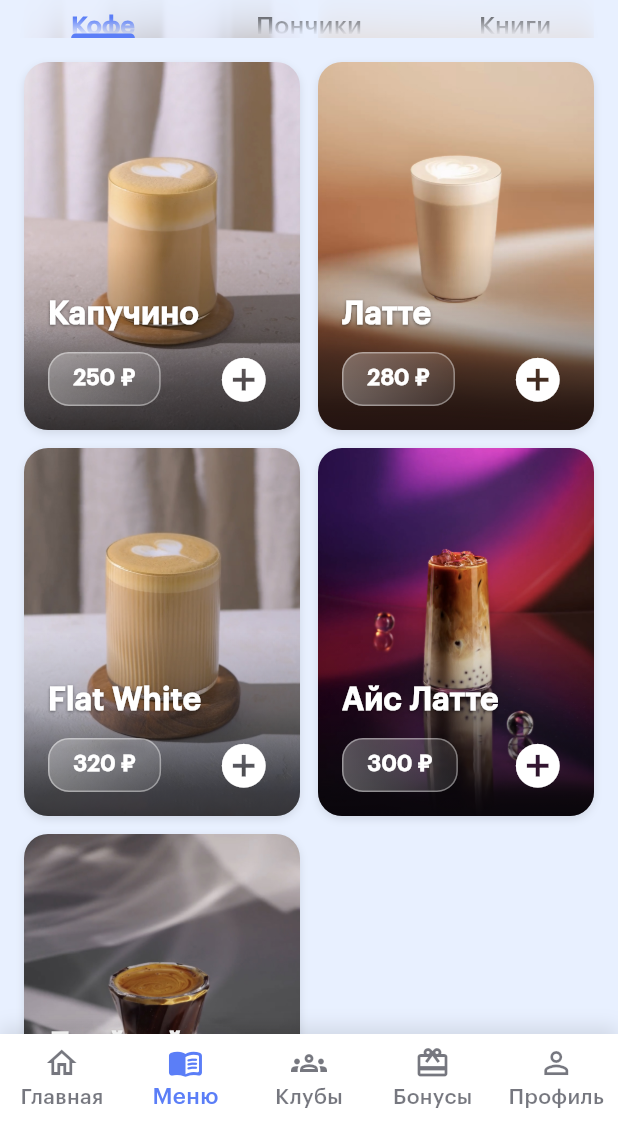
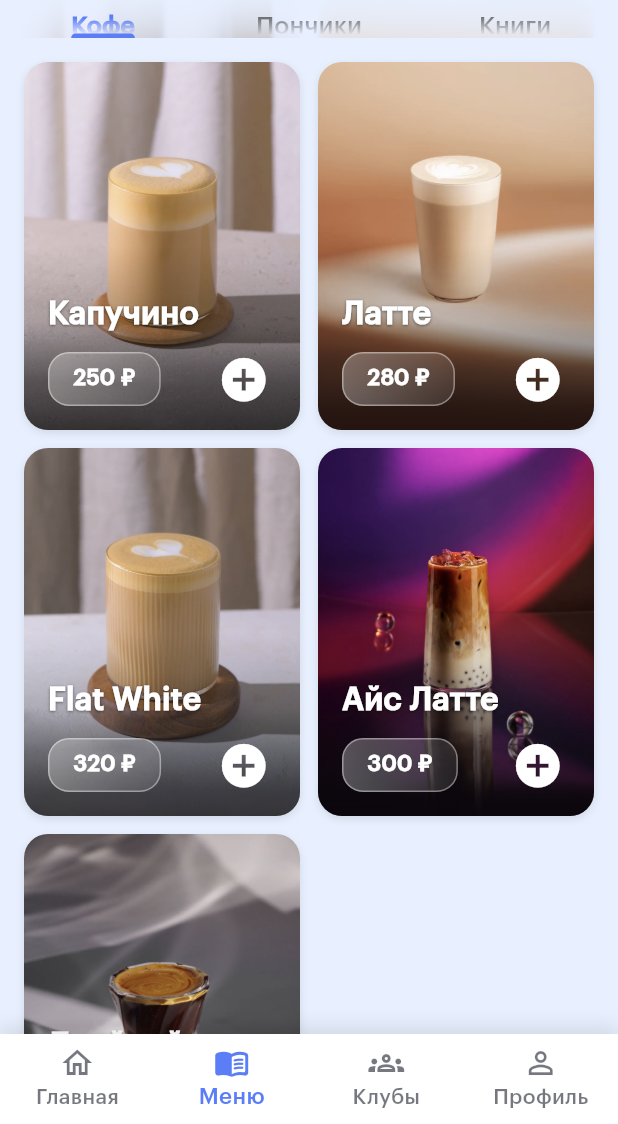
Before and after one commit to shshkiper/arbuziki, a Flutter app: the HomePage screen opened by its route, after a tap on "Заказать кофе", on a phone screen of 412 x 824 dp, the part 112-1236 px from its top. Run offline on Flutter 3.47's test engine with Material 3 defaults, Android fonts, the phone set to English and light mode, and no system bars; our stand-ins replace flutter_animate, flutter_dotenv, flutter_riverpod, freezed_annotation, go_router, qr_flutter and 2 more; accounts and stored records are empty.

Commit message:
buttons in profile

```diff
--- a/drinkwithbook/lib/presentation/pages/home/home_page.dart
+++ b/drinkwithbook/lib/presentation/pages/home/home_page.dart
@@ -4,7 +4,6 @@ import 'package:flutter_animate/flutter_animate.dart';
 import 'package:go_router/go_router.dart';
 import '../menu/menu_page.dart';
 import '../clubs/clubs_page.dart';
-import '../loyalty/loyalty_page.dart';
 import '../profile/profile_page.dart';
 import '../../widgets/notifications_modal.dart';
 import '../../widgets/book_ad_modal.dart';
@@ -64,7 +63,6 @@ class _HomePageState extends ConsumerState<HomePage> {
           ),
           MenuPage(initialTabIndex: _menuInitialTabIndex),
           ClubsPage(eventId: _clubsEventId),
-          const LoyaltyPage(),
           ProfilePage(onNavigateToClubs: () => _onTabTapped(2)),
         ],
       ),
@@ -111,11 +109,6 @@ class _HomePageState extends ConsumerState<HomePage> {
               icon: Icon(Icons.groups_outlined),
               activeIcon: Icon(Icons.groups),
               label: 'Клубы',
-            ),
-            BottomNavigationBarItem(
-              icon: Icon(Icons.card_giftcard_outlined),
-              activeIcon: Icon(Icons.card_giftcard),
-              label: 'Бонусы',
             ),
             BottomNavigationBarItem(
               icon: Icon(Icons.person_outline),
--- a/drinkwithbook/lib/presentation/pages/loyalty/loyalty_page.dart
+++ b/drinkwithbook/lib/presentation/pages/loyalty/loyalty_page.dart
@@ -4,6 +4,7 @@ import 'package:flutter_animate/flutter_animate.dart';
 import 'package:qr_flutter/qr_flutter.dart';
 import 'package:supabase_flutter/supabase_flutter.dart';
 import 'dart:ui';
+import 'package:go_router/go_router.dart';
 
 class LoyaltyPage extends ConsumerStatefulWidget {
   const LoyaltyPage({super.key});
@@ -106,6 +107,7 @@ class _LoyaltyPageState extends ConsumerState<LoyaltyPage>
     super.dispose();
   }
 
+
   @override
   Widget build(BuildContext context) {
     return Scaffold(
@@ -115,25 +117,31 @@ class _LoyaltyPageState extends ConsumerState<LoyaltyPage>
   elevation: 0,
   title: Container(),
   centerTitle: false,
+  leading: Padding(
+    padding: const EdgeInsets.only(left: 8.0, bottom: 35.0), // Увеличил top до 24.0
+    child: IconButton(
+      icon: const Icon(Icons.arrow_back),
+      onPressed: () {
+        context.go('/home?tab=profile');
+      },
+    ),
+  ),
   flexibleSpace: Container(
     color: Theme.of(context).colorScheme.background,
     child: Column(
       children: [
-              // Верхняя часть с логотипом и корзиной
+        // Верхняя часть с логотипом по центру
         Container(
           height: 80,
-                child: Row(
-                  children: [
-                    // Логотип
-                    Padding(
-                      padding: const EdgeInsets.only(left: 17.0, top: 24.0),
+          child: Center(
+            child: Padding(
+              padding: const EdgeInsets.only(top: 24.0),
               child: Image.asset(
                 height: 45,
                 'assets/images/logo.png',
                 fit: BoxFit.contain,
               ),
             ),
-                  ],
           ),
         ),
         // TabBar
@@ -484,6 +492,7 @@ class _LoyaltyPageState extends ConsumerState<LoyaltyPage>
     );
   }
 }
+
 
 class _LoyaltyCardTab extends StatelessWidget {
   final VoidCallback? onShowQRCode;
--- a/drinkwithbook/lib/presentation/pages/map/map_page.dart
+++ b/drinkwithbook/lib/presentation/pages/map/map_page.dart
@@ -3,7 +3,7 @@ import 'package:flutter_riverpod/flutter_riverpod.dart';
 import 'package:flutter_animate/flutter_animate.dart';
 import 'dart:ui';
 import 'package:go_router/go_router.dart';
-import '../profile/profile_page.dart';
+
 
 class MapPage extends ConsumerStatefulWidget {
   const MapPage({super.key});
@@ -11,6 +11,7 @@ class MapPage extends ConsumerStatefulWidget {
   @override
   ConsumerState<MapPage> createState() => _MapPageState();
 }
+
 
 class _MapPageState extends ConsumerState<MapPage> {
   @override
@@ -34,7 +35,7 @@ class _MapPageState extends ConsumerState<MapPage> {
     child: IconButton(
       icon: const Icon(Icons.arrow_back),
       onPressed: () {
-        context.go('/home');
+         context.go('/home?tab=profile');
       },
     ),
   ),
@@ -325,6 +326,7 @@ class _MapPageState extends ConsumerState<MapPage> {
     );
   }
 }
+
 
 class _MapMarker extends StatelessWidget {
   final String title;
--- a/drinkwithbook/lib/presentation/pages/profile/profile_page.dart
+++ b/drinkwithbook/lib/presentation/pages/profile/profile_page.dart
@@ -17,11 +17,15 @@ class ProfilePage extends ConsumerStatefulWidget {
 
 class _ProfilePageState extends ConsumerState<ProfilePage> {
   final _user = Supabase.instance.client.auth.currentUser;
+  late String adm;
+
+  myClass(_user) {
+    adm = _user?.userMetadata?['name'] ?? '';
+  }
 
   @override
   Widget build(BuildContext context) {
     final theme = Theme.of(context);
-
     return Scaffold(
       appBar: AppBar(
         backgroundColor: Colors.transparent,
@@ -49,6 +53,11 @@ class _ProfilePageState extends ConsumerState<ProfilePage> {
             child: Row(
               children: [
                 IconButton(
+                  icon: const Icon(Icons.card_giftcard_outlined),
+                  iconSize: 27,
+                  onPressed: () => context.go('/loyalty'),
+                ),
+                 IconButton(
                   icon: const Icon(Icons.settings),
                   iconSize: 27,
                   onPressed: () => _showSettingsDialog(context),
@@ -273,7 +282,7 @@ class _ProfilePageState extends ConsumerState<ProfilePage> {
                       icon: Icons.fmd_good,
                       title: 'Мы на карте',
                       subtitle: 'Наше местонахождение',
-                      onTap: () => context.go('/map'),
+                      onTap: () => context.push('/map'),
                     ),
                     _MenuItem(
                       icon: Icons.rate_review,
```
Lines whose indentation alone changed are shown as unchanged.
